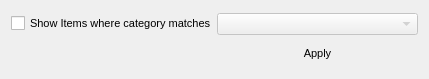
Above: filecategoryfilter.ui from pjrinaldi/wombatforensics before the change. Below: the same form after it.
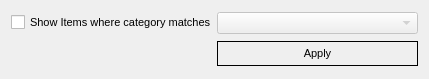
That is the form after the change.

Diff of the .ui file:
```diff
--- a/filecategoryfilter.ui
+++ b/filecategoryfilter.ui
@@ -37,6 +37,9 @@
    </item>
    <item row="1" column="1">
     <widget class="QPushButton" name="pushButton">
+     <property name="styleSheet">
+      <string notr="true">border: 1px solid black; padding: 5px 10px 5px 10px;</string>
+     </property>
      <property name="text">
       <string>Apply</string>
      </property>
```
